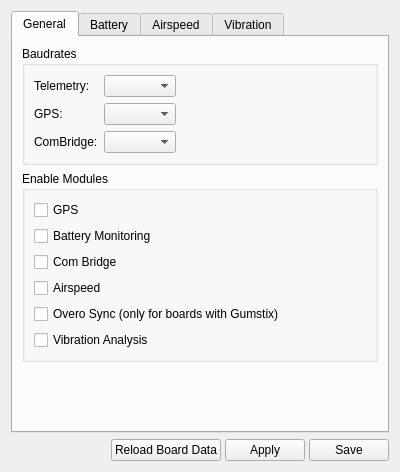
Old version of the form ground/gcs/src/plugins/config/modules.ui in the repository TauLabs/TauLabs.
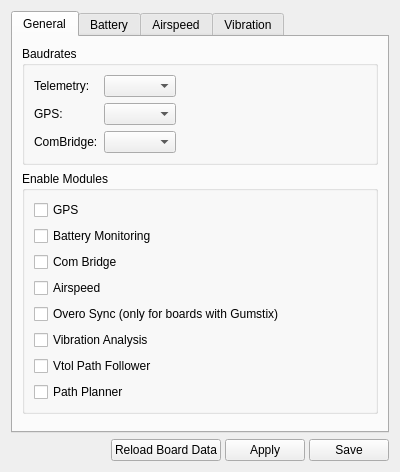
New version of the form. Icons and pictures are not drawn.

Commit message: Modules tab: add follower / planner enable buttons

The edit to the form file:
```diff
--- a/ground/gcs/src/plugins/config/modules.ui
+++ b/ground/gcs/src/plugins/config/modules.ui
@@ -150,6 +150,26 @@
             </property>
            </widget>
           </item>
+          <item>
+           <widget class="QCheckBox" name="cbVtolFollower">
+            <property name="toolTip">
+             <string>Enable the VTOL path follower module which is required for RTH, PH and navigation</string>
+            </property>
+            <property name="text">
+             <string>Vtol Path Follower</string>
+            </property>
+           </widget>
+          </item>
+          <item>
+           <widget class="QCheckBox" name="cbPathPlanner">
+            <property name="toolTip">
+             <string>This enables the path planner module which is required for waypoint navigation.</string>
+            </property>
+            <property name="text">
+             <string>Path Planner</string>
+            </property>
+           </widget>
+          </item>
          </layout>
         </widget>
        </item>
```
The commit also changes 1 other file.
